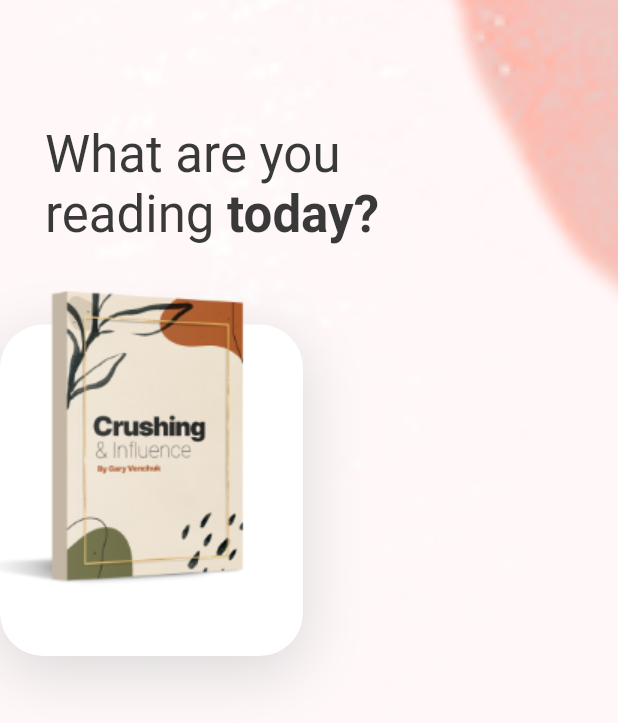
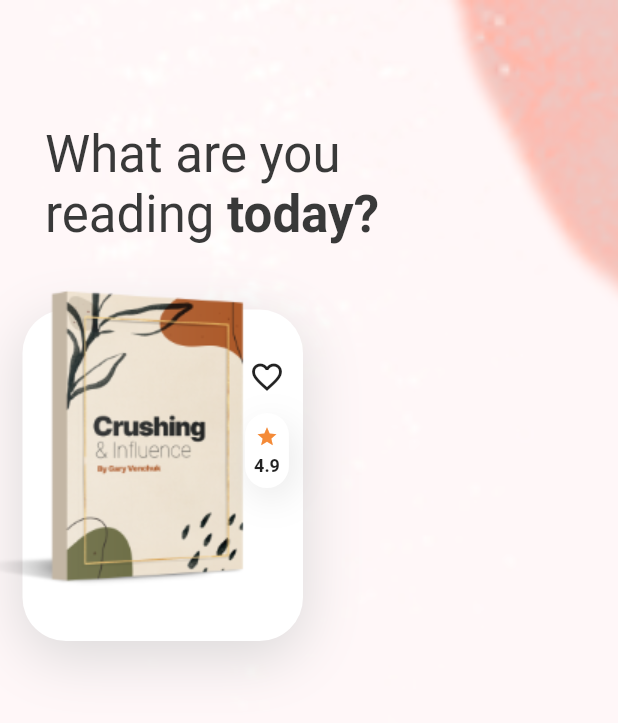
Before and after one commit to chamrouensann/eBoook-online, a Flutter app: the HomeScreen screen opened directly, on a phone screen of 412 x 824 dp. Shown: the top 723 px of the screen. Run offline on Flutter 3.47's test engine with Material 2 defaults, Android fonts, the phone set to English and light mode, and no system bars.

Commit message:
Create a chart favorite book

```diff
--- a/ebook_online_source_code/lib/screens/home_screen.dart
+++ b/ebook_online_source_code/lib/screens/home_screen.dart
@@ -42,8 +42,8 @@ class HomeScreen extends StatelessWidget {
               child: Stack(
                 children: <Widget>[
                   Positioned(
-                    bottom: 0,
-                    left: 0,
+                    bottom: 10,
+                    left: 15,
                     right: 0,
                     child: Container(
                       height: 221,
@@ -61,6 +61,49 @@ class HomeScreen extends StatelessWidget {
                     ),
                   ),
                   Image.asset("assets/images/book-1.png"),
+                  Positioned(
+                    top: 35,
+                    right: 0,
+                    child: Column(
+                      children: <Widget>[
+                        IconButton(
+                          icon: Icon(Icons.favorite_border),
+                          onPressed: () {},
+                        ),
+                        Container(
+                          padding:
+                              EdgeInsets.symmetric(vertical: 8, horizontal: 6),
+                          decoration: BoxDecoration(
+                              color: Colors.white,
+                              borderRadius: BorderRadius.circular(16),
+                              boxShadow: [
+                                BoxShadow(
+                                  offset: Offset(3, 7),
+                                  blurRadius: 20,
+                                  color: Color(0xFD3D3D3).withOpacity(.5),
+                                )
+                              ]),
+                          child: Column(
+                            children: <Widget>[
+                              Icon(
+                                Icons.star,
+                                color: kIconColor,
+                                size: 15,
+                              ),
+                              SizedBox(height: 5),
+                              Text(
+                                "4.9",
+                                style: TextStyle(
+                                  fontSize: 12,
+                                  fontWeight: FontWeight.bold,
+                                ),
+                              )
+                            ],
+                          ),
+                        ),
+                      ],
+                    ),
+                  )
                 ],
               ),
             )
```
